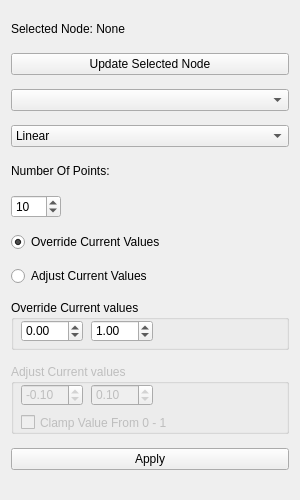
Above: scripts/python/leo_random_ramp.ui from Kilbau/LEO_Tools before the change. Below: the same form after it.
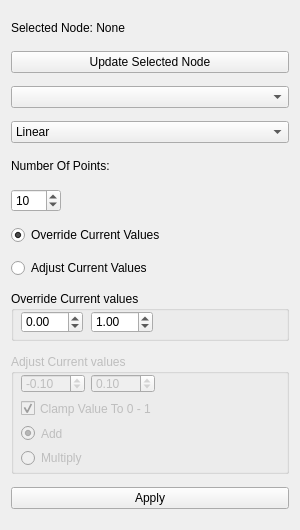
That is the form after the change.

Commit message: add switch between add and mult

Patch:
```diff
--- a/scripts/python/leo_random_ramp.ui
+++ b/scripts/python/leo_random_ramp.ui
@@ -10,7 +10,7 @@
     <x>0</x>
     <y>0</y>
     <width>300</width>
-    <height>500</height>
+    <height>530</height>
    </rect>
   </property>
   <property name="sizePolicy">
@@ -232,34 +232,26 @@
      <property name="maximumSize">
       <size>
        <width>16777215</width>
-       <height>70</height>
+       <height>120</height>
       </size>
      </property>
      <property name="title">
       <string>Adjust Current values</string>
      </property>
-     <widget class="QCheckBox" name="checkbox_adjust_clamp">
+     <widget class="QWidget" name="">
       <property name="geometry">
        <rect>
         <x>10</x>
-        <y>50</y>
-        <width>151</width>
-        <height>17</height>
+        <y>20</y>
+        <width>134</width>
+        <height>93</height>
        </rect>
       </property>
-      <property name="text">
-       <string>Clamp Value From 0 - 1</string>
-      </property>
-     </widget>
+      <layout class="QVBoxLayout" name="verticalLayout_2">
+       <item>
+        <layout class="QHBoxLayout" name="horizontalLayout">
+         <item>
      <widget class="QDoubleSpinBox" name="value_adjust_min">
-      <property name="geometry">
-       <rect>
-        <x>10</x>
-        <y>20</y>
-        <width>62</width>
-        <height>22</height>
-       </rect>
-      </property>
       <property name="frame">
        <bool>true</bool>
       </property>
@@ -273,15 +265,9 @@
        <double>-0.100000000000000</double>
       </property>
      </widget>
+         </item>
+         <item>
      <widget class="QDoubleSpinBox" name="value_adjust_max">
-      <property name="geometry">
-       <rect>
-        <x>80</x>
-        <y>20</y>
-        <width>62</width>
-        <height>22</height>
-       </rect>
-      </property>
       <property name="cursor">
        <cursorShape>ArrowCursor</cursorShape>
       </property>
@@ -294,6 +280,38 @@
       <property name="value">
        <double>0.100000000000000</double>
       </property>
+          </widget>
+         </item>
+        </layout>
+       </item>
+       <item>
+        <widget class="QCheckBox" name="checkbox_adjust_clamp">
+         <property name="text">
+          <string>Clamp Value To 0 - 1</string>
+         </property>
+         <property name="checked">
+          <bool>true</bool>
+         </property>
+        </widget>
+       </item>
+       <item>
+        <widget class="QRadioButton" name="radiobutton_add">
+         <property name="text">
+          <string>Add</string>
+         </property>
+         <property name="checked">
+          <bool>true</bool>
+         </property>
+        </widget>
+       </item>
+       <item>
+        <widget class="QRadioButton" name="radiobutton_mult">
+         <property name="text">
+          <string>Multiply</string>
+         </property>
+        </widget>
+       </item>
+      </layout>
      </widget>
     </widget>
    </item>
```
Lines whose indentation alone changed are shown as unchanged. The commit also changes 1 other file.
